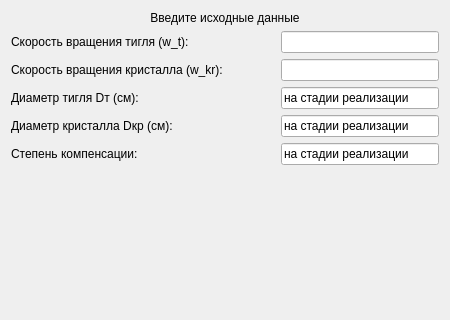
Qt form machine_param_dlg.ui (MikheevRoman/CzochralskiMethodModeling) before a commit; both pictures show x 0 to 450 and y 0 to 320 of the 450 by 500 pixel window.
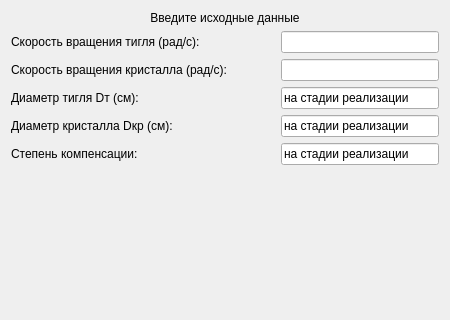
The same form after that commit.

```diff
--- a/machine_param_dlg.ui
+++ b/machine_param_dlg.ui
@@ -161,7 +161,7 @@
       </sizepolicy>
      </property>
      <property name="text">
-      <string>Скорость вращения тигля (w_t):</string>
+      <string>Скорость вращения тигля (рад/с):</string>
      </property>
     </widget>
    </item>
@@ -226,7 +226,7 @@
    <item row="2" column="0" colspan="3">
     <widget class="QLabel" name="label_2">
      <property name="text">
-      <string>Скорость вращения кристалла (w_kr):</string>
+      <string>Скорость вращения кристалла (рад/с):</string>
      </property>
     </widget>
    </item>
```
